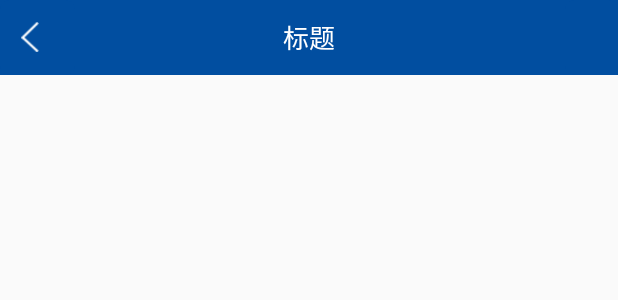
After one commit to zinsserzc/Automove, an Android app: the layout item_title.xml on its own in the app's theme, with its tools: preview values and no code run, on a phone screen of 412 x 824 dp. The commit adds this screen. Shown: the top 300 px of the screen. Run offline under Robolectric (Android 15) with nearby library versions, the phone set to English and light mode, and no system bars.

Commit message:
前期准备

```diff
--- /dev/null
+++ b/app/src/main/res/drawable/bg_button.xml
@@ -0,0 +1,10 @@
+<?xml version="1.0" encoding="utf-8"?>
+<selector xmlns:android="http://schemas.android.com/apk/res/android">
+    <item android:state_pressed="true"
+          android:drawable="@drawable/button_focus" /> <!-- pressed -->
+    <item android:state_focused="true"
+          android:drawable="@drawable/button_focus" /> <!-- focused -->
+    <item android:state_hovered="true"
+          android:drawable="@drawable/button_normal" /> <!-- hovered -->
+    <item android:drawable="@drawable/button_normal" /> <!-- default -->
+</selector>
--- /dev/null
+++ b/app/src/main/res/drawable/button_focus.xml
@@ -0,0 +1,10 @@
+<?xml version="1.0" encoding="utf-8"?>
+<shape xmlns:android="http://schemas.android.com/apk/res/android" >
+
+    <!-- 蓝色 #CC00FF-->
+    <solid android:color="@color/button_focus" />
+
+    <corners
+        android:radius="6dp"/>
+
+</shape>
--- /dev/null
+++ b/app/src/main/res/drawable/button_normal.xml
@@ -0,0 +1,10 @@
+<?xml version="1.0" encoding="utf-8"?>
+<shape xmlns:android="http://schemas.android.com/apk/res/android" >
+
+    <!-- 蓝色 #CC00FF-->
+    <solid android:color="@color/button_normal" />
+
+    <corners
+        android:radius="6dp"/>
+
+</shape>
--- /dev/null
+++ b/app/src/main/res/layout/item_title.xml
@@ -0,0 +1,64 @@
+<?xml version="1.0" encoding="utf-8"?>
+<RelativeLayout xmlns:android="http://schemas.android.com/apk/res/android"
+    android:layout_width="match_parent"
+    android:layout_height="50dip"
+    android:background="@color/blue">
+
+
+    <RelativeLayout
+        android:id="@+id/icon_back"
+        android:layout_width="50dp"
+        android:layout_height="50dp"
+
+        android:background="@drawable/bg_button"
+        >
+        <ImageView
+            android:id="@+id/img_back"
+            android:layout_marginLeft="10dp"
+            android:layout_width="20dp"
+            android:layout_height="20dp"
+            android:src="@drawable/icon_back"
+            android:layout_centerVertical="true"
+            />
+    </RelativeLayout>
+
+
+
+    <TextView
+        android:id="@+id/tv_title"
+        android:layout_width="wrap_content"
+        android:layout_height="wrap_content"
+        android:layout_centerHorizontal="true"
+        android:layout_centerVertical="true"
+        android:text="标题"
+        android:textSize="17sp"
+        android:textColor="#fff" />
+
+    <RelativeLayout
+        android:id="@+id/icon_more"
+        android:layout_width="wrap_content"
+        android:layout_height="match_parent"
+        android:background="@drawable/bg_button"
+        android:layout_alignParentRight="true" >
+        <ImageView
+            android:id="@+id/img_more"
+            android:layout_width="35dp"
+            android:layout_height="30dp"
+            android:layout_centerInParent="true"
+            />
+
+        <TextView
+            android:id="@+id/text_more"
+            android:layout_width="wrap_content"
+            android:layout_height="wrap_content"
+            android:textSize="17sp"
+            android:layout_centerVertical="true"
+            android:layout_toLeftOf="@+id/img_more"
+            android:paddingRight="10dp"
+            android:gravity="right"
+            android:textColor="@color/white"
+            android:background="@color/blue"
+            android:singleLine="true"/>
+
+    </RelativeLayout>
+</RelativeLayout>
--- a/app/src/main/res/values/colors.xml
+++ b/app/src/main/res/values/colors.xml
@@ -3,4 +3,9 @@
     <color name="colorPrimary">#3F51B5</color>
     <color name="colorPrimaryDark">#303F9F</color>
     <color name="colorAccent">#FF4081</color>
+    <color name="red">#f03035</color>
+    <color name="white">#ffffff</color>
+    <color name="button_focus">@color/colorPrimaryDark</color>
+    <color name="button_normal">@color/blue</color>
+    <color name="blue">#014ea0</color>
 </resources>
```
Also changed, not shown: app/src/main/java/com/dawn/impetus/automove/ui/TitleView.java (added, +98 -0 lines), app/src/main/res/layout/activity_main.xml (+5 -3 lines), app/src/main/res/values/attrs.xml (added, +24 -0 lines), app/src/main/res/drawable/btn_nomal.png (added), app/src/main/res/drawable/icon_back.png (added).
